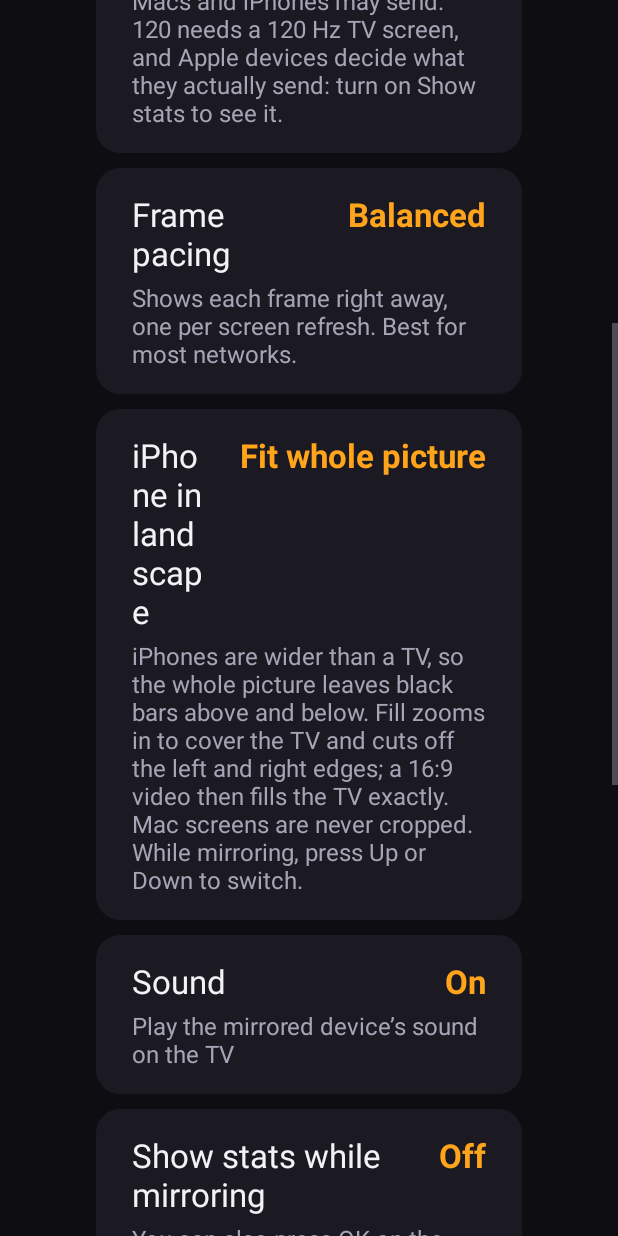
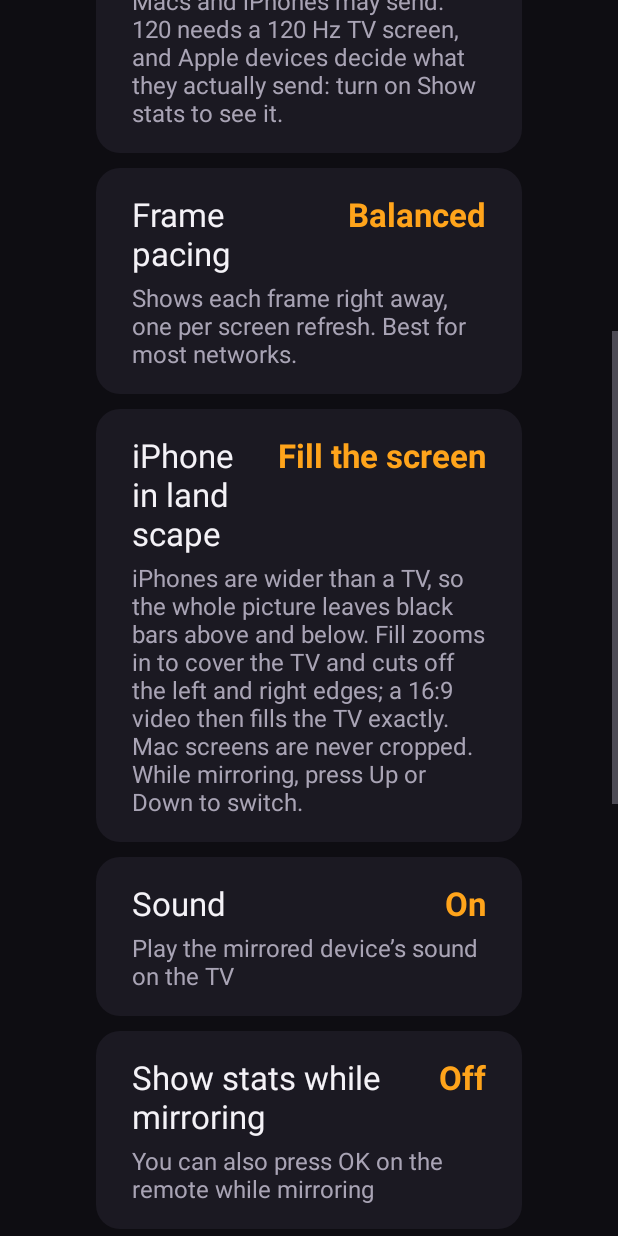
Before and after one commit to xgamer791/Mango-Screen-Cast, an Android app: the SettingsActivity screen opened directly, with no data from a screen before it, scrolled down 576 dp, on a phone screen of 412 x 824 dp. Run offline under Robolectric (Android 15) with nearby library versions, the phone set to English and light mode, and no system bars.

Commit message:
Fill the screen with an iPhone in landscape by default; log picture geometry
Black bars were still reported with 1.2.13, where Fill had to be turned
on. It is now on unless turned off (Up/Down while mirroring, or
Settings), and the first wide picture says so.

To see what the TV gets if bars remain, the log (Diagnostics and adb
logcat -s MangoAirPlay) now shows the frame iOS sends with the picture
rectangle inside it (the offsets AirPlay reports were dropped before),
the decoded size, and how the player lays it out: fills the screen,
filling with sides cut off, or fit with bars.

Co-Authored-By: Claude Opus 5.5 <noreply@anthropic.com>
Claude-Session: https://claude.ai/code/session_014cvUJSkb7McYednzTm6TMP

```diff
--- a/android-tv/app/src/main/java/com/mangoscreencast/tv/Settings.kt
+++ b/android-tv/app/src/main/java/com/mangoscreencast/tv/Settings.kt
@@ -56,9 +56,12 @@ class Settings(private val context: Context) {
             .getOrDefault(LatencyMode.BALANCED)
         set(value) = prefs.edit().putString(KEY_LATENCY, value.name).apply()
 
-    /** Zoom pictures wider than the TV (an iPhone in landscape) to cover it, cutting off the sides. */
+    /**
+     * Zoom pictures wider than the TV (an iPhone in landscape) to cover it,
+     * cutting off the sides. On unless turned off: black bars read as a fault.
+     */
     var fillWidePictures: Boolean
-        get() = prefs.getBoolean(KEY_FILL_WIDE, false)
+        get() = prefs.getBoolean(KEY_FILL_WIDE, true)
         set(value) = prefs.edit().putBoolean(KEY_FILL_WIDE, value).apply()
 
     var soundEnabled: Boolean
--- a/android-tv/app/src/main/java/com/mangoscreencast/tv/airplay/AirPlayNative.kt
+++ b/android-tv/app/src/main/java/com/mangoscreencast/tv/airplay/AirPlayNative.kt
@@ -20,7 +20,11 @@ interface AirPlayCallbacks {
     fun onConnectionsChanged(open: Int)
 
     /** Mirroring is about to start. Return 0 if the codec can be decoded, -1 to refuse. */
-    fun onVideoCodec(h265: Boolean, sourceWidth: Int, sourceHeight: Int, width: Int, height: Int): Int
+    /**
+     * The frame is `sourceWidth` x `sourceHeight`; the sender's picture fills
+     * `width` x `height` at (`x`, `y`) inside it.
+     */
+    fun onVideoCodec(h265: Boolean, sourceWidth: Int, sourceHeight: Int, x: Int, y: Int, width: Int, height: Int): Int
 
     /** One access unit, Annex B. Keyframes carry their parameter sets in front. */
     fun onVideoFrame(frame: ByteBuffer, localTimeNs: Long, h265: Boolean)
--- a/android-tv/app/src/main/java/com/mangoscreencast/tv/media/VideoDecoder.kt
+++ b/android-tv/app/src/main/java/com/mangoscreencast/tv/media/VideoDecoder.kt
@@ -497,6 +497,7 @@ class VideoDecoder internal constructor(
 
     private fun reportSize(codec: VideoCodec) {
         val (width, height) = codec.outputSize() ?: return
+        if (width != outputWidth || height != outputHeight) note("decoded picture ${width}x$height")
         outputWidth = width
         outputHeight = height
         listener?.onVideoSize(width, height)
```
Also changed, not shown: android-tv/app/src/main/java/com/mangoscreencast/tv/airplay/AirPlayReceiver.kt (+5 -2 lines), android-tv/app/src/main/java/com/mangoscreencast/tv/ui/MirrorActivity.kt (+19 -3 lines), 2 other files.
